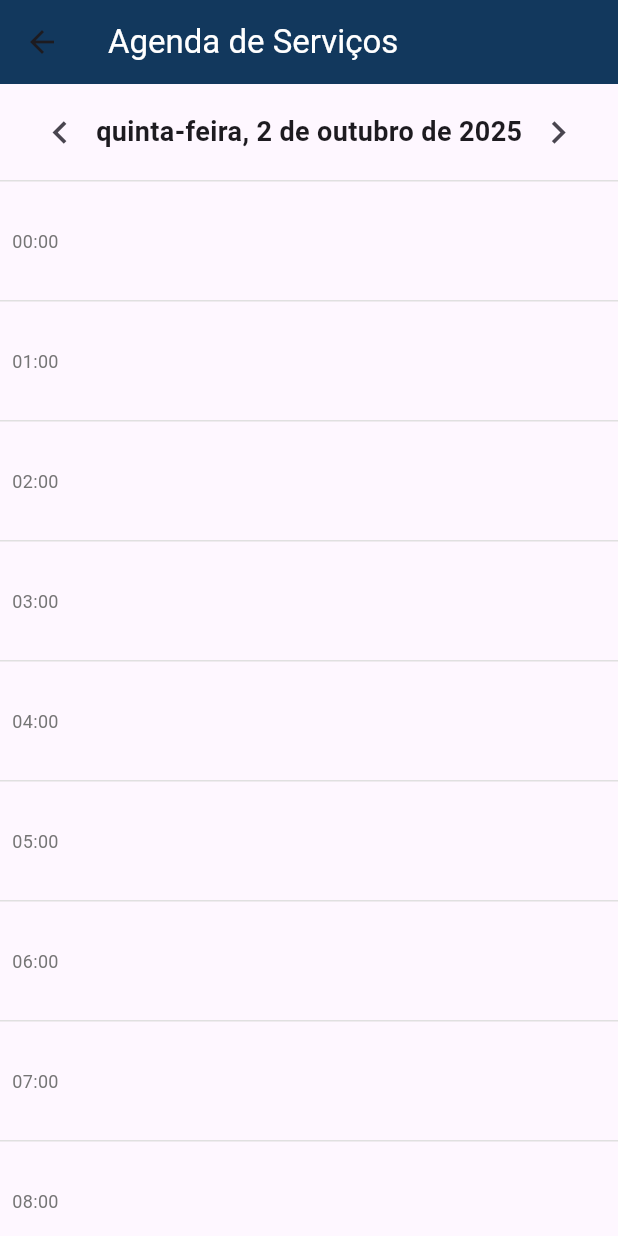
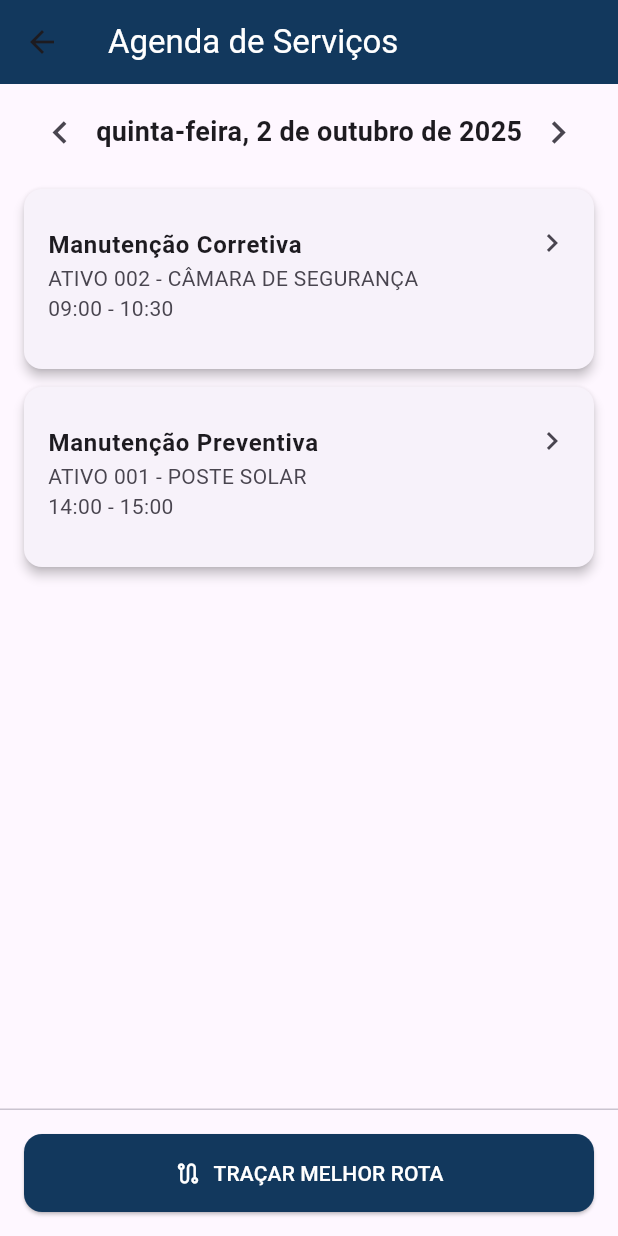
Before and after one commit to jpsantosss/flutter-indicativo-app, a Flutter app: the ScheduleScreen screen opened directly, on a phone screen of 412 x 824 dp. Run offline on Flutter 3.47's test engine with Material 3 defaults, Android fonts, the phone set to English and light mode, and no system bars; our stand-ins replace google_maps_flutter; missing offline and left inert: dart:html, dart:ui_web.

Commit message:
update ordem de servico model

```diff
--- a/frontend/lib/data/models/ordem_servico.dart
+++ b/frontend/lib/data/models/ordem_servico.dart
@@ -8,23 +8,19 @@ class OrdemServico {
   final String ativo;
   final DateTime inicio;
   final DateTime fim;
-  final Color cor;
   final String usuarioSolicitante;
   final DateTime dataCriacao;
   final String tipoManutencao;
   final StatusOS status;
-  final PrioridadeOS prioridade;
 
   OrdemServico({
     required this.titulo,
     required this.ativo,
     required this.inicio,
     required this.fim,
-    required this.cor,
     required this.usuarioSolicitante,
     required this.dataCriacao,
     required this.tipoManutencao,
     required this.status,
-    required this.prioridade,
   });
 }
--- a/frontend/lib/presentation/screens/schedule/schedule_screen.dart
+++ b/frontend/lib/presentation/screens/schedule/schedule_screen.dart
@@ -1,7 +1,6 @@
 import 'package:flutter/material.dart';
 import 'package:flutter_tcc/data/models/ordem_servico.dart';
 import 'package:intl/intl.dart';
-import 'dart:math' as math;
 import 'package:flutter_tcc/presentation/screens/schedule/info_ordem_servico_screen.dart';
 
 class ScheduleScreen extends StatefulWidget {
@@ -13,37 +12,31 @@ class ScheduleScreen extends StatefulWidget {
 class _ScheduleScreenState extends State<ScheduleScreen> {
   DateTime _selectedDate = DateTime.now();
 
-  //Criação das Ordens de Serviço conforme o modelo em models/ordem_servico.dart
+  // Dados fictícios das Ordens de Serviço do dia
   final List<OrdemServico> _ordensDoDia = [
     OrdemServico(
-      titulo: "Verificar Câmera Sem Imagem",
-      ativo: "ATIVO 002 - CÂMERA DE SEGURANÇA",
+      titulo: "Manutenção Corretiva",
+      ativo: "ATIVO 002 - CÂMARA DE SEGURANÇA",
       inicio: DateTime.now().copyWith(hour: 9, minute: 0),
       fim: DateTime.now().copyWith(hour: 10, minute: 30),
-      cor: Colors.purple.shade300,
       usuarioSolicitante: "João Pedro",
       dataCriacao: DateTime.now().subtract(const Duration(days: 2)),
       tipoManutencao: "Corretiva",
       status: StatusOS.pendente,
-      prioridade: PrioridadeOS.alta,
     ),
     OrdemServico(
       titulo: "Manutenção Preventiva",
       ativo: "ATIVO 001 - POSTE SOLAR",
       inicio: DateTime.now().copyWith(hour: 14, minute: 0),
       fim: DateTime.now().copyWith(hour: 15, minute: 0),
-      cor: Colors.orange.shade300,
       usuarioSolicitante: "Admin (Automático)",
       dataCriacao: DateTime.now().subtract(const Duration(days: 5)),
       tipoManutencao: "Preventiva",
       status: StatusOS.pendente,
-      prioridade: PrioridadeOS.media,
     ),
   ];
 
-  final double _hourHeight = 80.0;
-  final double _minEventHeight = 60.0;
-
+  // Cabeçalho para navegar entre os dias
   Widget _buildHeader() {
     return Padding(
       padding: const EdgeInsets.symmetric(horizontal: 16.0, vertical: 8.0),
@@ -75,53 +68,25 @@ class _ScheduleScreenState extends State<ScheduleScreen> {
     );
   }
 
-  //Método para construção da TimeLine
-  Widget _buildTimelineBackground() {
-    return Column(
-      children: List.generate(24, (index) {
-        return Container(
-          height: _hourHeight,
-          decoration: BoxDecoration(
-            border: Border(
-              top: BorderSide(color: Colors.grey.shade300, width: 1.0),
+  // Widget que cria um card individual para cada Ordem de Serviço
+  Widget _buildOSCard(OrdemServico os) {
+    // Define um ícone e cor com base na prioridade da O.S.
+
+    return Card(
+      margin: const EdgeInsets.symmetric(horizontal: 16.0, vertical: 6.0),
+      elevation: 3,
+      shape: RoundedRectangleBorder(borderRadius: BorderRadius.circular(12)),
+      child: ListTile(
+        contentPadding: const EdgeInsets.all(16.0),
+        title: Text(
+          os.titulo,
+          style: const TextStyle(fontWeight: FontWeight.bold),
         ),
+        subtitle: Text(
+          '${os.ativo}\n${DateFormat('HH:mm').format(os.inicio)} - ${DateFormat('HH:mm').format(os.fim)}',
         ),
-          child: Row(
-            children: [
-              Padding(
-                padding: const EdgeInsets.only(left: 8.0),
-                child: Text(
-                  '${index.toString().padLeft(2, '0')}:00',
-                  style: TextStyle(color: Colors.grey.shade600, fontSize: 12),
-                ),
-              ),
-              const SizedBox(width: 8),
-              Expanded(child: Container()),
-            ],
-          ),
-        );
-      }),
-    );
-  }
-
-  // Widget que posiciona os cards de OS
-  List<Widget> _buildEvents() {
-    return _ordensDoDia.map((os) {
-      final double top =
-          os.inicio.hour * _hourHeight +
-          (os.inicio.minute / 60.0) * _hourHeight;
-      final double durationInMinutes =
-          os.fim.difference(os.inicio).inMinutes.toDouble();
-
-      final double calculatedHeight = durationInMinutes / 60.0 * _hourHeight;
-      final double height = math.max(calculatedHeight, _minEventHeight);
-
-      return Positioned(
-        top: top,
-        left: 60.0,
-        right: 8.0,
-        height: height,
-        child: GestureDetector(
+        trailing: const Icon(Icons.chevron_right),
+        isThreeLine: true,
         onTap: () {
           Navigator.push(
             context,
@@ -130,50 +95,17 @@ class _ScheduleScreenState extends State<ScheduleScreen> {
             ),
           );
         },
-          child: Card(
-            clipBehavior: Clip.hardEdge,
-            color: os.cor,
-            elevation: 3,
-            shape: RoundedRectangleBorder(
-              borderRadius: BorderRadius.circular(8),
-            ),
-            child: Padding(
-              padding: const EdgeInsets.all(8.0),
-              child: Column(
-                crossAxisAlignment: CrossAxisAlignment.start,
-                children: [
-                  Flexible(
-                    child: Text(
-                      os.titulo,
-                      style: const TextStyle(
-                        fontWeight: FontWeight.bold,
-                        color: Colors.white,
-                      ),
-                      maxLines: 2,
-                      overflow: TextOverflow.ellipsis,
-                    ),
-                  ),
-                  const SizedBox(height: 4),
-                  Text(
-                    os.ativo,
-                    style: const TextStyle(color: Colors.white70, fontSize: 12),
-                    maxLines: 1,
-                    overflow: TextOverflow.ellipsis,
-                  ),
-                ],
-              ),
-            ),
-          ),
       ),
     );
-    }).toList();
   }
 
   @override
   Widget build(BuildContext context) {
+    const Color primaryColor = Color(0xFF12385D);
+
     return Scaffold(
       appBar: AppBar(
-        backgroundColor: const Color(0xFF12385D),
+        backgroundColor: primaryColor,
         title: const Text(
           'Agenda de Serviços',
           style: TextStyle(color: Colors.white),
@@ -182,15 +114,39 @@ class _ScheduleScreenState extends State<ScheduleScreen> {
       body: Column(
         children: [
           _buildHeader(),
+          // A lista de O.S. ocupa todo o espaço restante
           Expanded(
-            child: SingleChildScrollView(
-              child: Stack(
-                children: [_buildTimelineBackground(), ..._buildEvents()],
+            child: ListView.builder(
+              itemCount: _ordensDoDia.length,
+              itemBuilder: (context, index) {
+                return _buildOSCard(_ordensDoDia[index]);
+              },
+            ),
+          ),
+        ],
+      ),
+      // Botão fixo no rodapé da tela
+      persistentFooterButtons: [
+        Container(
+          width: double.infinity,
+          padding: const EdgeInsets.all(8.0),
+          child: ElevatedButton.icon(
+            icon: const Icon(Icons.route_outlined),
+            label: const Text('TRAÇAR MELHOR ROTA'),
+            onPressed: () {
+              // Lógica futura para otimização de rota
+            },
+            style: ElevatedButton.styleFrom(
+              backgroundColor: primaryColor,
+              foregroundColor: Colors.white,
+              padding: const EdgeInsets.symmetric(vertical: 16),
+              shape: RoundedRectangleBorder(
+                borderRadius: BorderRadius.circular(12),
+              ),
             ),
           ),
         ),
       ],
-      ),
     );
   }
 }
```
Lines whose indentation alone changed are shown as unchanged.
